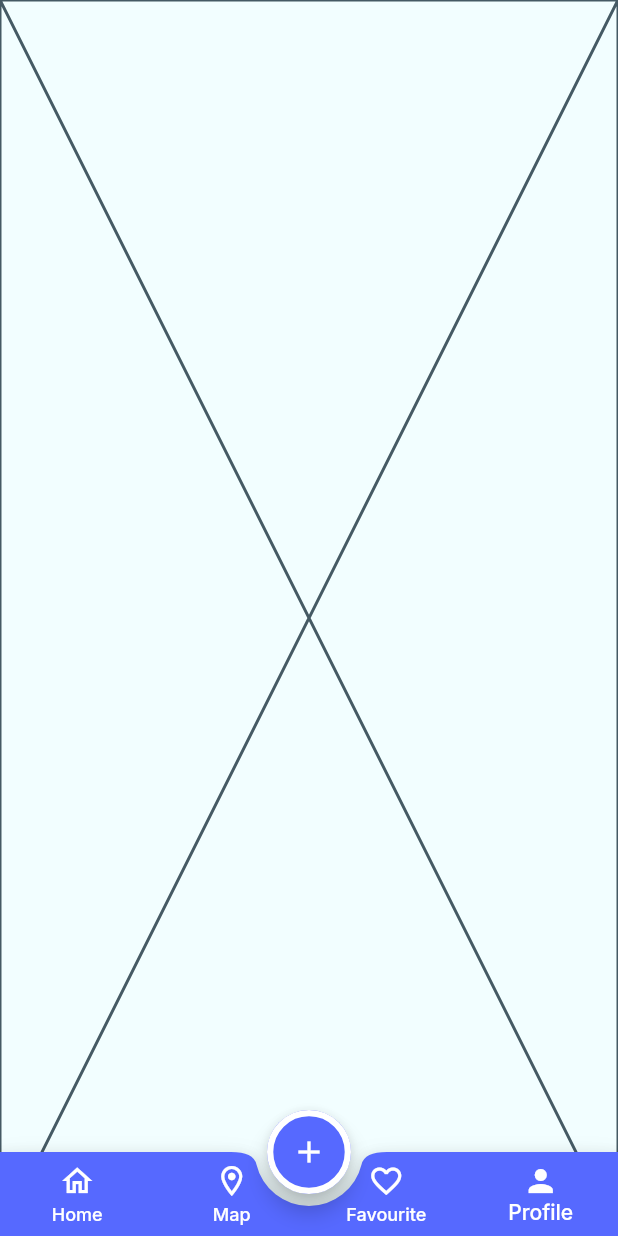
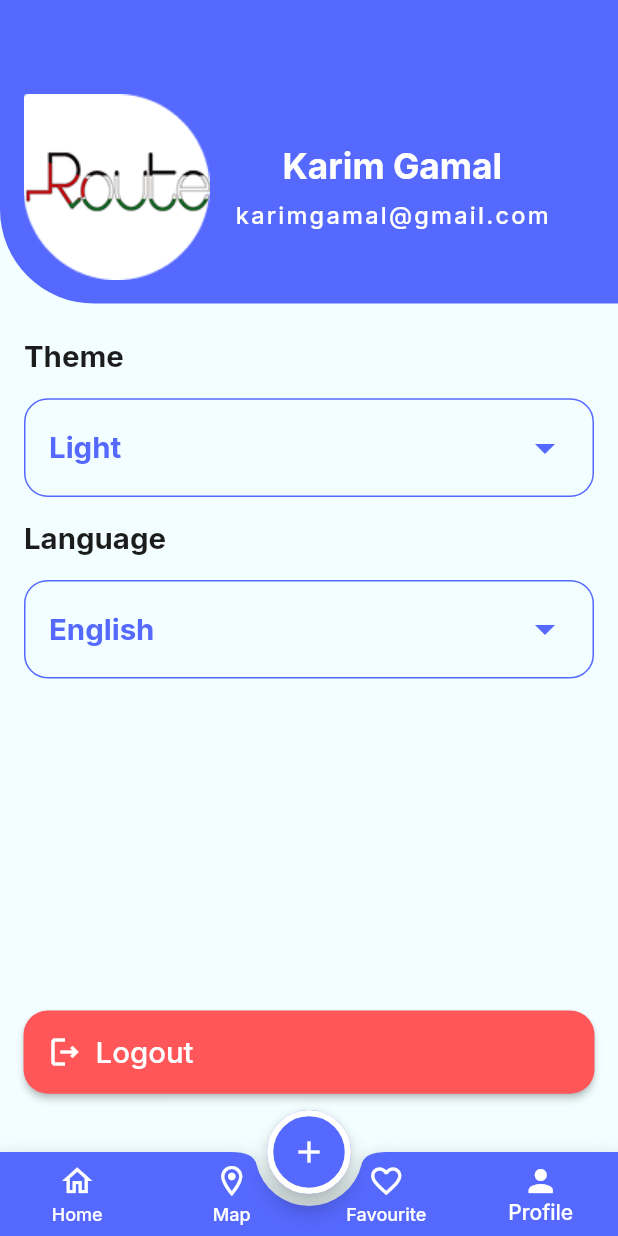
Before and after one commit to Karim-Elbahnasawy/Evently, a Flutter app: the screen it shows after launch, item 4 of the bottom bar chosen, on a phone screen of 412 x 824 dp. Run offline on Flutter 3.47's test engine with Material 3 defaults, Android fonts, the phone set to English and light mode, and no system bars; our stand-ins replace flutter_screenutil, flutter_svg, google_fonts.

Commit message:
finish_profile_ui

```diff
--- a/lib/config/theme/theme_manager.dart
+++ b/lib/config/theme/theme_manager.dart
@@ -123,6 +123,16 @@ abstract class ThemeManager {
         decoration: TextDecoration.underline,
         decorationColor: ColorsManager.blue,
       ),
+      labelSmall: GoogleFonts.inter(
+        color: ColorsManager.white,
+        fontSize: 16.sp,
+        fontWeight: FontWeight.w500,
+      ),
+      labelMedium: GoogleFonts.inter(
+        color: ColorsManager.black,
+        fontSize: 20.sp,
+        fontWeight: FontWeight.w700,
+      ),
     ),
   );
   static final ThemeData dark = ThemeData();
--- a/lib/core/resourses/assets_manager.dart
+++ b/lib/core/resourses/assets_manager.dart
@@ -12,4 +12,5 @@ abstract class ImageAssets {
   static const String meeting = '$base/meeting.png';
   static const String sports = '$base/sports.png';
   static const String workShop = '$base/workshop.png';
+  static const String route = '$base/route.png';
 }
--- /dev/null
+++ b/lib/features/main_layout/tabs/profile_tab/drop_down_item.dart
@@ -0,0 +1,62 @@
+import 'package:evently_app/core/resourses/colors_manager.dart';
+import 'package:flutter/material.dart';
+import 'package:flutter_screenutil/flutter_screenutil.dart';
+
+class DropDownItem extends StatelessWidget {
+  const DropDownItem({
+    super.key,
+    required this.label,
+    required this.selectedItem,
+    required this.menuItems,
+  });
+
+  final String label;
+  final String selectedItem;
+  final List<String> menuItems;
+
+  @override
+  Widget build(BuildContext context) {
+    return Padding(
+      padding: const EdgeInsets.symmetric(horizontal: 16),
+      child: Column(
+        crossAxisAlignment: CrossAxisAlignment.start,
+        children: [
+          Text(label, style: Theme.of(context).textTheme.labelMedium),
+          SizedBox(height: 16.h),
+          Container(
+            padding: REdgeInsets.symmetric(horizontal: 16, vertical: 8),
+            decoration: BoxDecoration(
+              borderRadius: BorderRadius.circular(16.r),
+              border: Border.all(color: ColorsManager.blue, width: 1),
+            ),
+            child: Row(
+              mainAxisAlignment: MainAxisAlignment.spaceBetween,
+              children: [
+                Text(
+                  selectedItem,
+                  style: Theme.of(context).textTheme.displayMedium,
+                ),
+                DropdownButton(
+                  dropdownColor: ColorsManager.ofWhite,
+                  iconSize: 32,
+                  iconEnabledColor: ColorsManager.blue,
+                  underline: SizedBox(),
+                  items: menuItems.map((value) {
+                    return DropdownMenuItem(
+                      value: value,
+                      child: Text(
+                        value,
+                        style: Theme.of(context).textTheme.bodySmall,
+                      ),
+                    );
+                  }).toList(),
+                  onChanged: (_) {},
+                ),
+              ],
+            ),
+          ),
+        ],
+      ),
+    );
+  }
+}
--- /dev/null
+++ b/lib/features/main_layout/tabs/profile_tab/logout_button.dart
@@ -0,0 +1,33 @@
+import 'package:evently_app/core/resourses/colors_manager.dart';
+import 'package:flutter/material.dart';
+import 'package:flutter_screenutil/flutter_screenutil.dart';
+
+class LogoutButton extends StatelessWidget {
+  const LogoutButton({super.key});
+
+  @override
+  Widget build(BuildContext context) {
+    return Padding(
+      padding: REdgeInsets.symmetric(horizontal: 16),
+      child: ElevatedButton(
+        style: ElevatedButton.styleFrom(
+          padding: REdgeInsets.all(16),
+          backgroundColor: ColorsManager.red,
+          foregroundColor: ColorsManager.white,
+          textStyle: Theme.of(context).textTheme.bodyMedium,
+          shape: RoundedRectangleBorder(
+            borderRadius: BorderRadiusGeometry.circular(16),
+          ),
+        ),
+        onPressed: () {},
+        child: Row(
+          children: [
+            Icon(Icons.logout_outlined),
+            SizedBox(width: 8.w),
+            Text('Logout'),
+          ],
+        ),
+      ),
+    );
+  }
+}
--- a/lib/features/main_layout/tabs/profile_tab/profile_tab.dart
+++ b/lib/features/main_layout/tabs/profile_tab/profile_tab.dart
@@ -1,10 +1,64 @@
+import 'package:evently_app/core/resourses/assets_manager.dart';
+import 'package:evently_app/core/resourses/colors_manager.dart';
+import 'package:evently_app/features/main_layout/tabs/profile_tab/drop_down_item.dart';
+import 'package:evently_app/features/main_layout/tabs/profile_tab/logout_button.dart';
 import 'package:flutter/material.dart';
+import 'package:flutter_screenutil/flutter_screenutil.dart';
 
 class ProfileTab extends StatelessWidget {
   const ProfileTab({super.key});
 
   @override
   Widget build(BuildContext context) {
-    return const Placeholder();
+    return Column(
+      crossAxisAlignment: CrossAxisAlignment.start,
+      children: [
+        Container(
+          width: double.infinity,
+          decoration: BoxDecoration(
+            color: ColorsManager.blue,
+            borderRadius: BorderRadius.only(bottomLeft: Radius.circular(64.r)),
+          ),
+          child: Padding(
+            padding: REdgeInsets.only(top: 64, left: 16, right: 16, bottom: 16),
+            child: Row(
+              children: [
+                Image.asset(ImageAssets.route),
+                SizedBox(width: 16.w),
+                Column(
+                  mainAxisAlignment: MainAxisAlignment.center,
+                  children: [
+                    Text(
+                      'Karim Gamal',
+                      style: Theme.of(context).textTheme.headlineLarge,
+                    ),
+                    SizedBox(height: 10.h),
+                    Text(
+                      'karimgamal@gmail.com',
+                      style: Theme.of(context).textTheme.labelSmall,
+                    ),
+                  ],
+                ),
+              ],
+            ),
+          ),
+        ),
+        SizedBox(height: 24.h),
+        DropDownItem(
+          label: 'Theme',
+          selectedItem: 'Light',
+          menuItems: ['Light', 'Dark'],
+        ),
+        SizedBox(height: 16.h),
+        DropDownItem(
+          label: 'Language',
+          selectedItem: 'English',
+          menuItems: ['English', 'Arabic'],
+        ),
+        Spacer(flex: 7),
+        LogoutButton(),
+        Spacer(flex: 3),
+      ],
+    );
   }
 }
```
Also changed, not shown: assets/images/2.0x/route2.0x.png (added), assets/images/3.0x/route3.0x.png (added), assets/images/route.png (added), lib/features/main_layout/tabs/favourite/favourite_tab.dart (indentation only).
